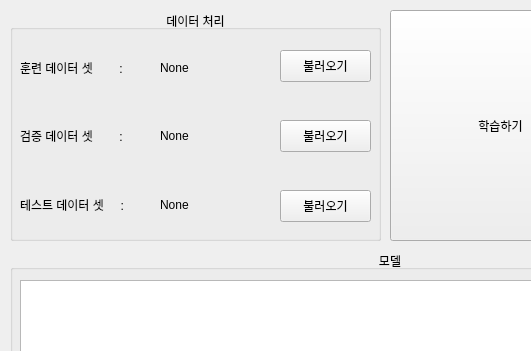
slayellow/ImageRecognitionGUI_Pytorch, file mainwindow.ui: the form before one commit; both pictures show x 0 to 531 and y 0 to 351 of the 1120 by 660 pixel window.
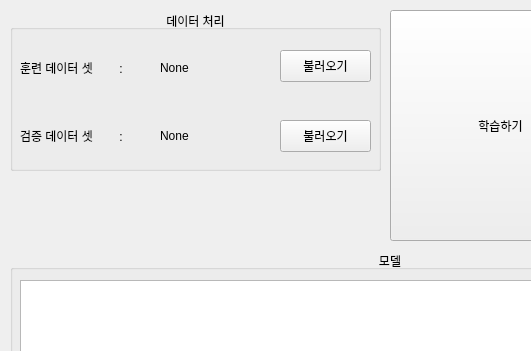
The form after the commit.

What changed in the file:
```diff
--- a/mainwindow.ui
+++ b/mainwindow.ui
@@ -20,7 +20,7 @@
       <x>10</x>
       <y>10</y>
       <width>371</width>
-      <height>231</height>
+      <height>161</height>
      </rect>
     </property>
     <property name="autoFillBackground">
@@ -58,19 +58,6 @@
       <string>검증 데이터 셋        :</string>
      </property>
     </widget>
-    <widget class="QLabel" name="label_3">
-     <property name="geometry">
-      <rect>
-       <x>10</x>
-       <y>187</y>
-       <width>131</width>
-       <height>16</height>
-      </rect>
-     </property>
-     <property name="text">
-      <string>테스트 데이터 셋     :</string>
-     </property>
-    </widget>
     <widget class="QLabel" name="LB_TRAINING_DATA_SET_SIZE">
      <property name="geometry">
       <rect>
@@ -97,19 +84,6 @@
       <string>None</string>
      </property>
     </widget>
-    <widget class="QLabel" name="LB_TESTING_DATA_SET_SIZE">
-     <property name="geometry">
-      <rect>
-       <x>150</x>
-       <y>187</y>
-       <width>111</width>
-       <height>16</height>
-      </rect>
-     </property>
-     <property name="text">
-      <string>None</string>
-     </property>
-    </widget>
     <widget class="QPushButton" name="BTN_LOAD_TRAINING_SET">
      <property name="geometry">
       <rect>
@@ -136,19 +110,6 @@
       <string>불러오기</string>
      </property>
     </widget>
-    <widget class="QPushButton" name="BTN_LOAD_TESTING_SET">
-     <property name="geometry">
-      <rect>
-       <x>270</x>
-       <y>180</y>
-       <width>91</width>
-       <height>32</height>
-      </rect>
-     </property>
-     <property name="text">
-      <string>불러오기</string>
-     </property>
-    </widget>
    </widget>
    <widget class="QGroupBox" name="GB_MODEL">
     <property name="geometry">
```
